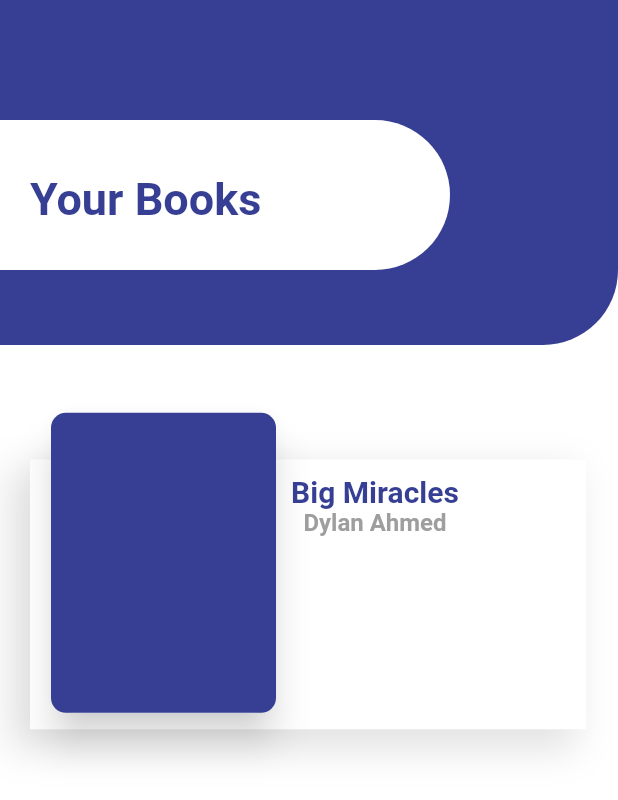
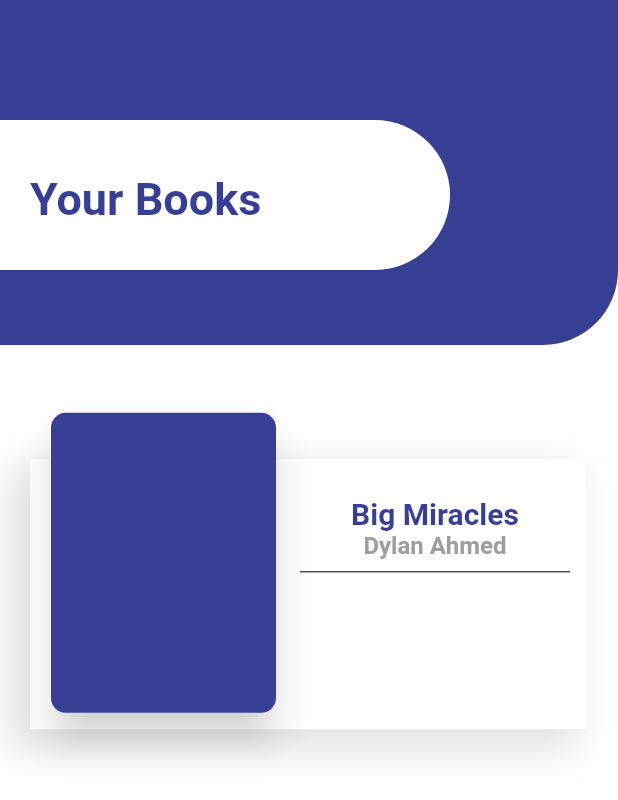
Before and after one commit to lucasoliveirasouza/card-ui, a Flutter app: the screen it shows after launch, on a phone screen of 412 x 824 dp. Shown: the top 800 px of the screen. Run offline on Flutter 3.47's test engine with Material 2 defaults, Android fonts, the phone set to English and light mode, and no system bars.

Commit message:
Criando componentes

```diff
--- a/lib/components/card_image.dart
+++ b/lib/components/card_image.dart
@@ -61,8 +61,8 @@ class _CardImageState extends State<CardImage> {
             ),
           ),
           Positioned(
-            top: 45,
-            left: 160,
+            top: 60,
+            left: 200,
             child: Container(
               height: 150,
               width: 180,
@@ -84,6 +84,9 @@ class _CardImageState extends State<CardImage> {
                       fontWeight: FontWeight.bold,
                     ),
                   ),
+                  Divider(
+                    color: Colors.black,
+                  ),
                 ],
               ),
             ),
```
